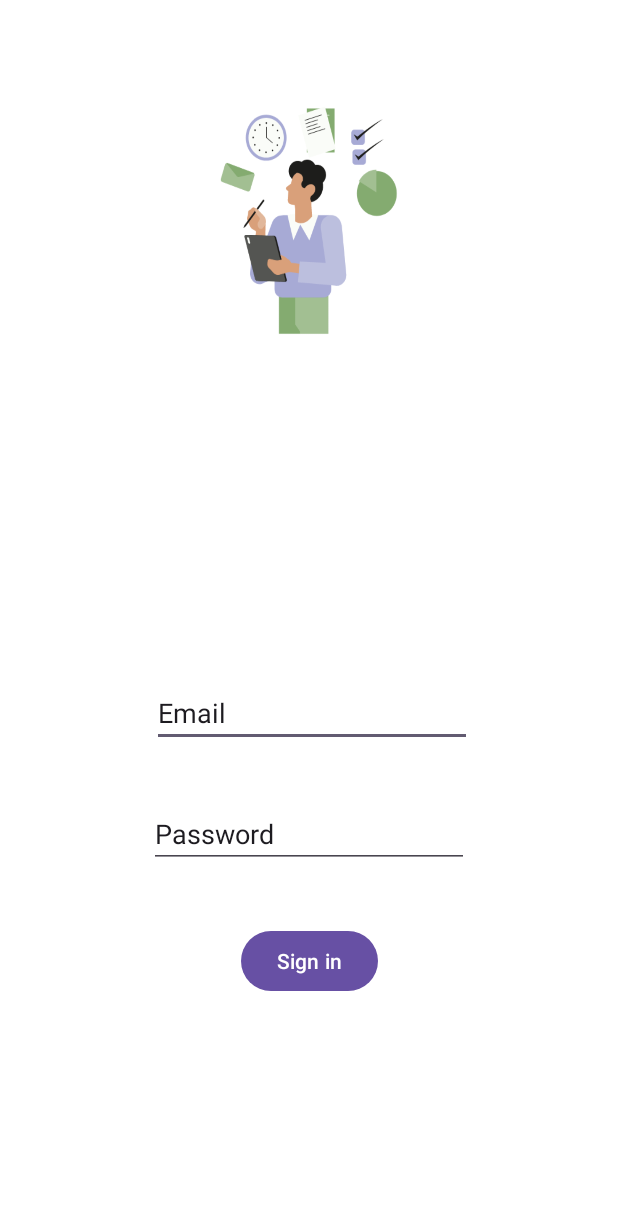
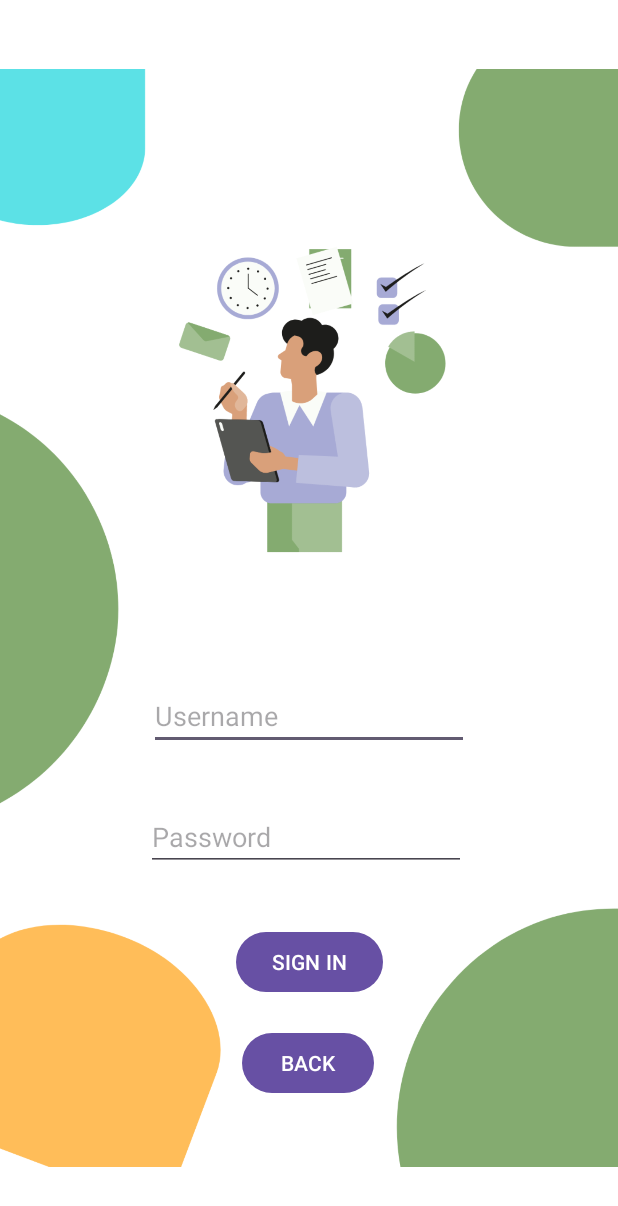
Before and after one commit to TiffanyAmberJacobs/ChronologApp, an Android app: the Login screen opened directly, with no data from a screen before it, on a phone screen of 412 x 824 dp. Shown: the top 1206 px of the screen. Run offline under Robolectric (Android 15) with nearby library versions, the phone set to English and light mode, and no system bars.

Commit message:
fixing a few mistakes

```diff
--- a/app/src/main/java/com/example/chronologapp/CategoryPage.kt
+++ b/app/src/main/java/com/example/chronologapp/CategoryPage.kt
@@ -35,7 +35,7 @@ class CategoryPage : AppCompatActivity() {
             categoryContainer = findViewById(R.id.categoryContainer)
             categoryNameInput = findViewById(R.id.txtCatName)
             addCategoryButton = findViewById(R.id.btnCreatecat)
-
+           //when user enters category, and clicks on button, it add category to scroll view and clears the editbox
             addCategoryButton.setOnClickListener {
                 val categoryName = categoryNameInput.text.toString()
                 if (categoryName.isNotEmpty()) {
--- a/app/src/main/java/com/example/chronologapp/Login.kt
+++ b/app/src/main/java/com/example/chronologapp/Login.kt
@@ -24,28 +24,34 @@ class Login : AppCompatActivity() {
         var username: EditText = findViewById(R.id.txtLoginUsername)
         var password: EditText = findViewById(R.id.txtloginPassword)
         val btnLogin: Button = findViewById(R.id.BtnSignin)
+        val btnBackLogin : Button = findViewById(R.id.btnBackLogin)
+        var found = false
+        //checking if username and password is in the arrUser
+        btnLogin.setOnClickListener {
 
-
-        btnLogin.setOnClickListener {
-            var found = false
 
             for (i in arrUser.indices) {
 
-                if(username.text.toString()==(arrUser[i].userName) && password.text.toString()==(arrUser[i].password)){
+                if(username.text.toString()==(arrUser[i].userName) && password.text.toString()==(arrUser[i].password)) {
 
-
+                    //if username and password is in array, user is signed in and takes them to main page
                     Toast.makeText(this, "Successfully Logged In", Toast.LENGTH_SHORT).show()
                     found = true
-                    val intent = Intent(this,MainActivity::class.java)
+                    val intent = Intent(this, MainActivity::class.java)
                     startActivity(intent)
-                break
+                    break
                 }
-
+                //if not information not found in arruser, show error message
             };if(found == false){
 
             Toast.makeText(this, "cannot find user", Toast.LENGTH_SHORT).show()
 
         }
+            btnBackLogin.setOnClickListener {
+                // Navigate to back to the landing page
+                val intent = Intent(this, HomePage::class.java)
+                startActivity(intent)
+            }
 
 
         }
--- a/app/src/main/java/com/example/chronologapp/MainActivity.kt
+++ b/app/src/main/java/com/example/chronologapp/MainActivity.kt
@@ -18,7 +18,7 @@ class MainActivity : AppCompatActivity() {
             v.setPadding(systemBars.left, systemBars.top, systemBars.right, systemBars.bottom)
             insets
         }
-
+// User can clicks button if they want to add task
         val btnAddTask: Button = findViewById(R.id.btnAddTask)
 
 
@@ -26,7 +26,7 @@ class MainActivity : AppCompatActivity() {
             val intent = Intent(this, AddTask ::class.java)
             startActivity(intent)
         }
-
+// User clicks button when they want to add category
         val btnAddCat: Button = findViewById(R.id.btnAddCat)
 
 
@@ -34,7 +34,7 @@ class MainActivity : AppCompatActivity() {
             val intent = Intent(this, CategoryPage ::class.java)
             startActivity(intent)
         }
-
+// If user wants to View Task
         val btnViewTask: Button = findViewById(R.id.btnViewTasks)
 
 
--- a/app/src/main/res/layout/activity_login.xml
+++ b/app/src/main/res/layout/activity_login.xml
@@ -5,42 +5,59 @@
     android:id="@+id/main"
     android:layout_width="match_parent"
     android:layout_height="match_parent"
-    tools:context=".Login"
     android:background="@drawable/bg"
-    >
+    tools:context=".Login">
+
+    <ImageView
+        android:id="@+id/imageView2"
+        android:layout_width="wrap_content"
+        android:layout_height="wrap_content"
+        app:layout_constraintStart_toStartOf="parent"
+        app:layout_constraintTop_toTopOf="parent"
+        app:srcCompat="@drawable/loginpage" />
 
     <EditText
         android:id="@+id/txtLoginUsername"
         android:layout_width="wrap_content"
         android:layout_height="wrap_content"
-        android:layout_marginStart="2dp"
-        android:layout_marginBottom="35dp"
+        android:layout_marginBottom="324dp"
         android:ems="10"
+        android:hint="Username"
         android:inputType="textEmailAddress"
-        android:text="Email"
-        app:layout_constraintBottom_toTopOf="@+id/txtloginPassword"
-        app:layout_constraintStart_toStartOf="@+id/txtloginPassword" />
+        app:layout_constraintBottom_toBottomOf="parent"
+        app:layout_constraintEnd_toEndOf="parent"
+        app:layout_constraintStart_toStartOf="parent" />
 
     <Button
         android:id="@+id/BtnSignin"
         android:layout_width="wrap_content"
         android:layout_height="wrap_content"
-        android:layout_marginTop="38dp"
-        android:text="Sign in"
+        android:layout_marginBottom="19dp"
+        android:text="SIGN IN"
+        app:layout_constraintBottom_toTopOf="@+id/btnBackLogin"
         app:layout_constraintEnd_toEndOf="parent"
-        app:layout_constraintStart_toStartOf="parent"
-        app:layout_constraintTop_toBottomOf="@+id/txtloginPassword" />
+        app:layout_constraintStart_toStartOf="parent" />
 
     <EditText
         android:id="@+id/txtloginPassword"
         android:layout_width="wrap_content"
         android:layout_height="wrap_content"
-        android:layout_marginBottom="245dp"
+        android:layout_marginTop="35dp"
+        android:layout_marginEnd="2dp"
         android:ems="10"
-        android:inputType="text"
-        android:text="Password"
+        android:hint="Password"
+        app:layout_constraintEnd_toEndOf="@+id/txtLoginUsername"
+        app:layout_constraintTop_toBottomOf="@+id/txtLoginUsername" />
+
+    <Button
+        android:id="@+id/btnBackLogin"
+        android:layout_width="wrap_content"
+        android:layout_height="wrap_content"
+        android:layout_marginStart="4dp"
+        android:layout_marginBottom="91dp"
+        android:text="BACK"
         app:layout_constraintBottom_toBottomOf="parent"
-        app:layout_constraintEnd_toEndOf="parent"
-        app:layout_constraintStart_toStartOf="parent" />
+        app:layout_constraintStart_toStartOf="@+id/BtnSignin" />
+
 
 </androidx.constraintlayout.widget.ConstraintLayout>
```
Also changed, not shown: app/src/main/res/layout/activity_add_timesheet.xml (+11 -1 lines), app/src/main/res/layout/activity_category_page.xml (+10 -6 lines).
